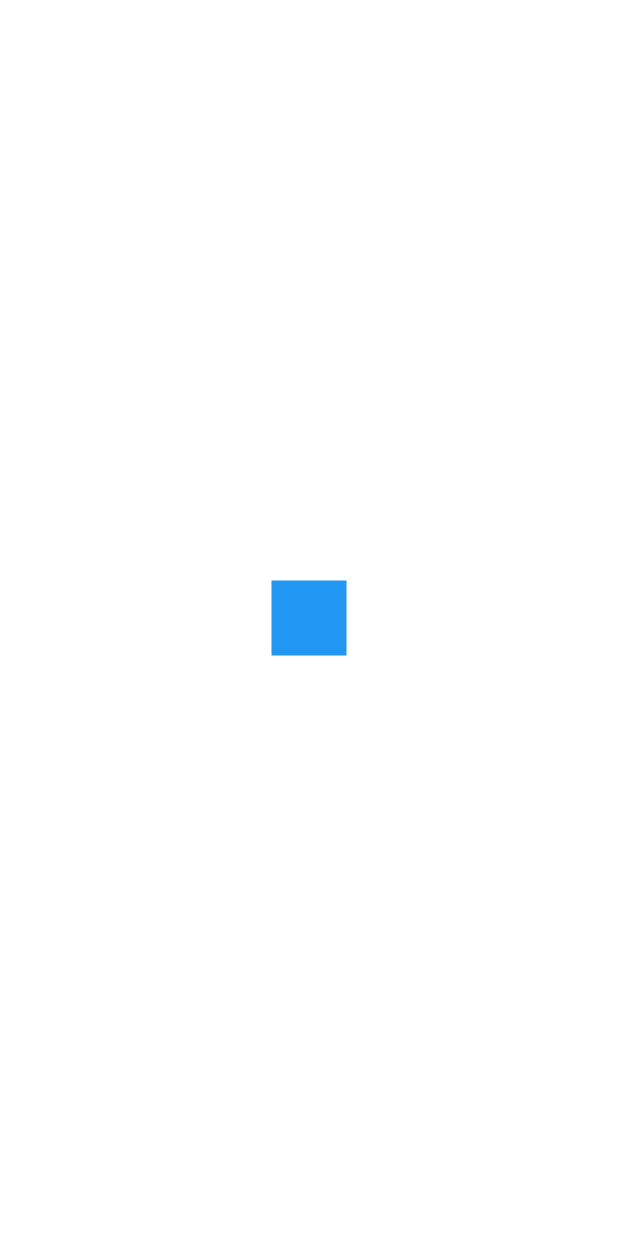
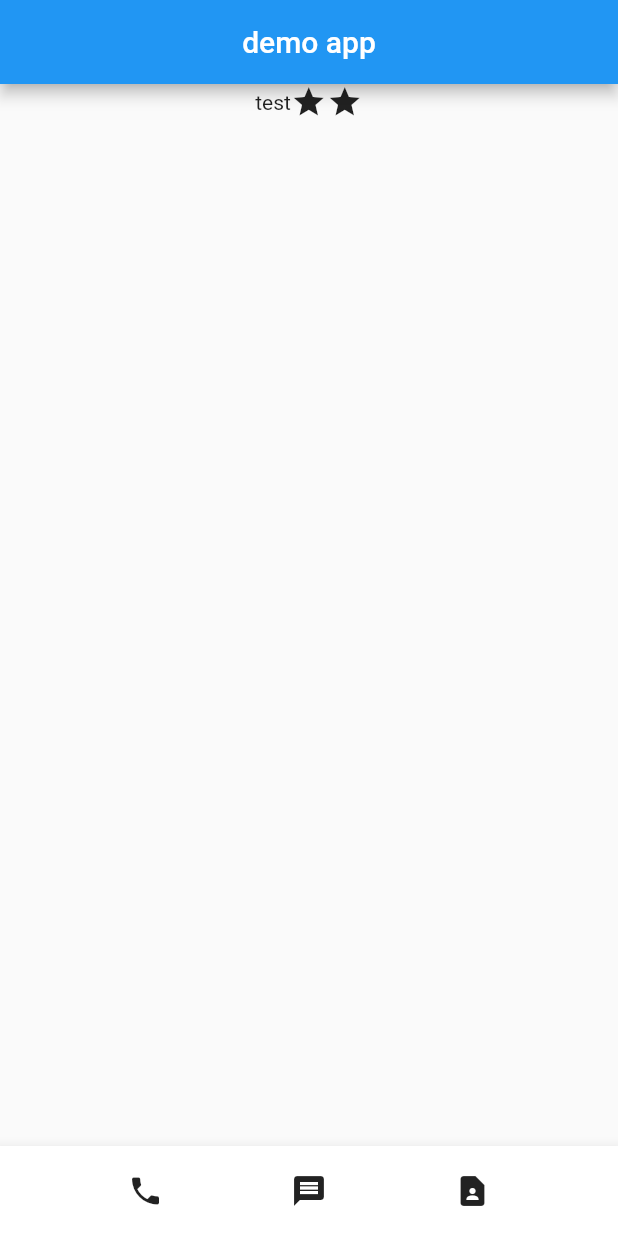
Before and after one commit to sozerodev/contact, a Flutter app: the screen it shows after launch, on a phone screen of 412 x 824 dp. Run offline on Flutter 3.47's test engine with Material 2 defaults, Android fonts, the phone set to English and light mode, and no system bars.

Commit message:
기본 앱 레이아웃 생성

```diff
--- a/lib/main.dart
+++ b/lib/main.dart
@@ -15,8 +15,48 @@ class MyApp extends StatelessWidget {
     // 메인 페이지 디자인을 여기서!
     // 위젯 짜집기!
     return MaterialApp(
-      home: Center(
-        child : Container( width:50, height:50, color: Colors.blue )
+      // MaterialApp.. 구글이 제공하는 Material테마를 이용할 수 있다.
+      // 하지만 구글 스타일임.
+      // 아이폰 테마로 사용하고 싶다면 Cupertino
+      // 커스터마이징 하고싶다면 그래도 MaterialApp()을 써야 함. 거기서 Google 스타일만 따로 빼면 된다.
+      home : Center(
+        // child : Container( width:50, height:50, color: Colors.blue )
+        child : Scaffold(
+          // Scaffold란, 앱을 상중하로 나눠주는 위젯.
+          appBar: AppBar(
+            centerTitle: true,
+            title: Text('demo app'),
+          ),
+          body : Row(
+                // Row()대신 Column()을 쓰는 것도 가능
+            mainAxisAlignment: MainAxisAlignment.center, // display : flex와 유사.
+              // Row의 mainAxis는 가로축 정렬, Column의 mainAxis는 세로축 정렬
+            // crossAxisAlignment: CrossAxisAlignment.center,  // 반대축(row:세로축, column:가로축) 정렬
+
+            children: [
+              Text('test'),
+              Icon(Icons.star),
+              Icon(Icons.star)
+            ],
+          ),
+          bottomNavigationBar: BottomAppBar(
+            // child : Text('this is bottom')
+            child:
+            Container(
+              height: 60,
+              child : Row(
+                mainAxisAlignment: MainAxisAlignment.spaceEvenly,
+                // mainAxisSize: MainAxisSize.max,
+                children: [
+                  Icon(Icons.phone),
+                  Icon(Icons.message),
+                  Icon(Icons.contact_page),
+                ],
+              ),
+            ),
+          )
+        )
+
       )
 
       // 박스 위젯 => Container() || SizedBox()
```
